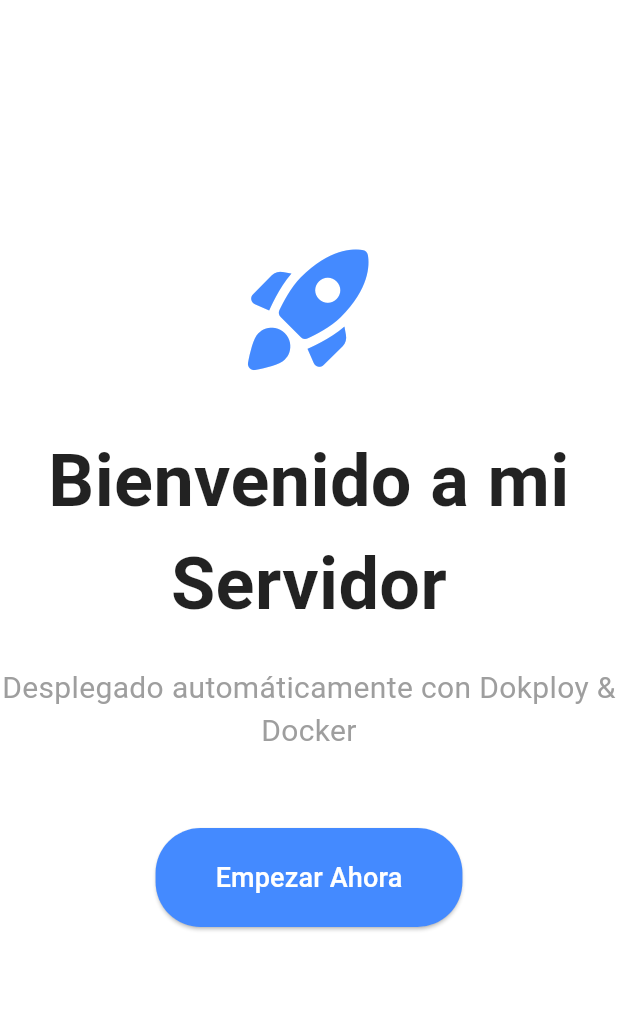
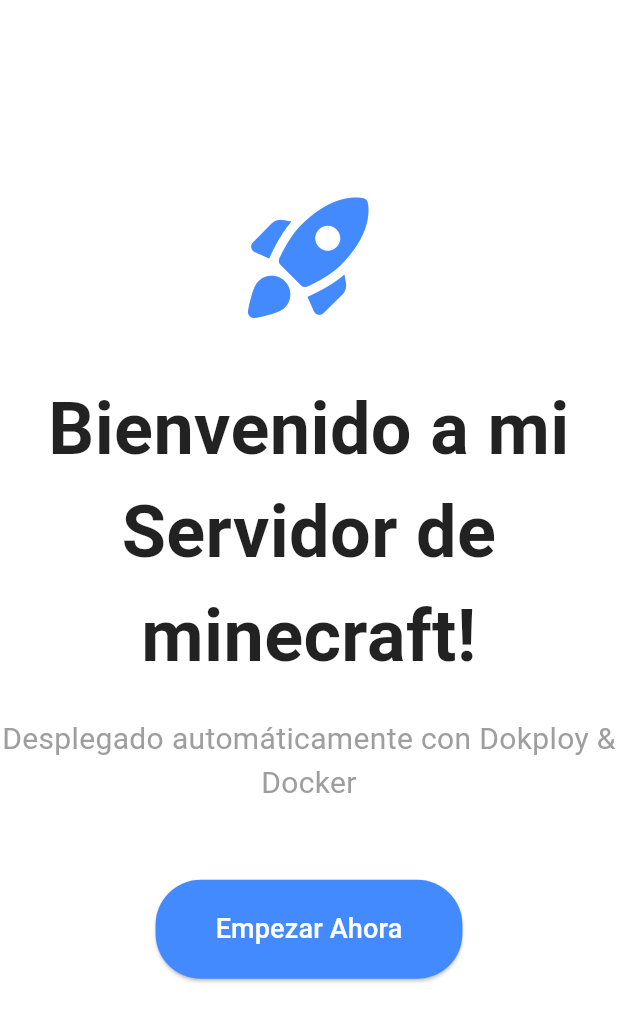
Before and after one commit to SrNiock/Test-Dokploy, a Flutter app: the screen it shows after launch, on a phone screen of 412 x 824 dp. Shown: the top 1022 px of the screen. Run offline on Flutter 3.47's test engine with Material 3 defaults, Android fonts, the light colour scheme and no system bars.

Commit message:
Subiendo landing page flutter

```diff
--- a/lib/main.dart
+++ b/lib/main.dart
@@ -43,7 +43,7 @@
 
               // Título Grande
               const Text(
-                'Bienvenido a mi Servidor',
+                'Bienvenido a mi Servidor de minecraft!',
                 textAlign: TextAlign.center,
                 style: TextStyle(
                   fontSize: 48,
```
